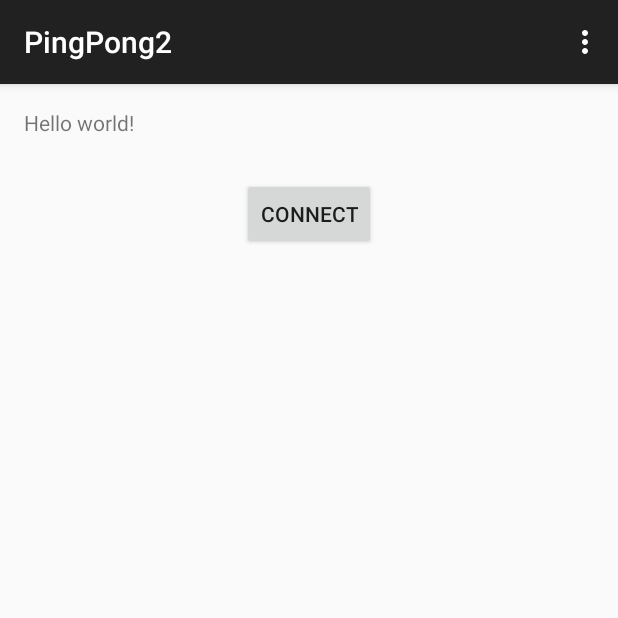
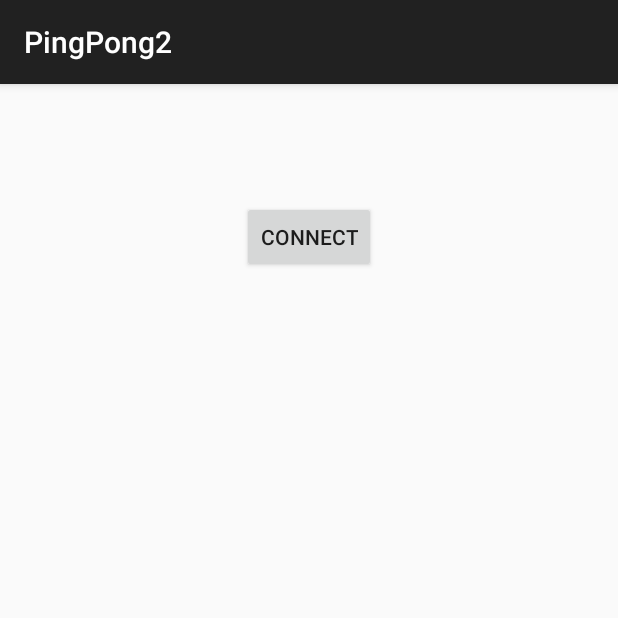
Before and after one commit to nakaken0629/PingPong2, an Android app: the screen it shows after launch (MainActivity), after a tap on "CONNECT", on a phone screen of 412 x 824 dp, the top half of it. Run offline under Robolectric (Android 15) with nearby library versions, the phone set to English and light mode, and no system bars.

Commit message:
不要なメニューを削除

```diff
--- a/app/src/main/java/com/itvirtuoso/pingpong2/client/app/MainActivity.java
+++ b/app/src/main/java/com/itvirtuoso/pingpong2/client/app/MainActivity.java
@@ -5,14 +5,11 @@ import android.os.Bundle;
 import android.support.v4.app.Fragment;
 import android.support.v7.app.ActionBarActivity;
 import android.view.LayoutInflater;
-import android.view.Menu;
-import android.view.MenuItem;
 import android.view.View;
 import android.view.ViewGroup;
 import android.widget.Button;
 
 import com.itvirtuoso.pingpong2.R;
-
 
 public class MainActivity extends ActionBarActivity {
     private static final String TAG = MainActivity.class.getName();
@@ -26,34 +23,6 @@ public class MainActivity extends ActionBarActivity {
                     .add(R.id.container, new PlaceholderFragment())
                     .commit();
         }
-    }
-
-
-    @Override
-    public boolean onCreateOptionsMenu(Menu menu) {
-        // Inflate the menu; this adds items to the action bar if it is present.
-        getMenuInflater().inflate(R.menu.menu_main, menu);
-        return true;
-    }
-
-    @Override
-    public boolean onOptionsItemSelected(MenuItem item) {
-        // Handle action bar item clicks here. The action bar will
-        // automatically handle clicks on the Home/Up button, so long
-        // as you specify a parent activity in AndroidManifest.xml.
-        int id = item.getItemId();
-
-        //noinspection SimplifiableIfStatement
-        if (id == R.id.action_settings) {
-            return true;
-        }
-
-        return super.onOptionsItemSelected(item);
-    }
-
-    public void connect() {
-        String host = getString(R.string.server_host);
-        int port = Integer.parseInt(getString(R.string.server_port));
     }
 
     /**
@@ -85,7 +54,7 @@ public class MainActivity extends ActionBarActivity {
         private class ConnectButtonClickListener implements View.OnClickListener {
             @Override
             public void onClick(View v) {
-                mActivity.connect();
+                /* TOOD */
             }
         }
     }
--- a/app/src/main/res/layout/fragment_main.xml
+++ b/app/src/main/res/layout/fragment_main.xml
@@ -6,17 +6,13 @@
     android:paddingBottom="@dimen/activity_vertical_margin"
     tools:context=".MainActivity$PlaceholderFragment">
 
-    <TextView android:text="@string/hello_world" android:layout_width="wrap_content"
-        android:layout_height="wrap_content"
-        android:id="@+id/textView" />
-
     <Button
         android:layout_width="wrap_content"
         android:layout_height="wrap_content"
         android:text="connect"
         android:id="@+id/connect_button"
-        android:layout_below="@+id/textView"
-        android:layout_centerHorizontal="true"
-        android:layout_marginTop="27dp" />
+        android:layout_marginTop="62dp"
+        android:layout_alignParentTop="true"
+        android:layout_centerHorizontal="true" />
 
 </RelativeLayout>
--- a/app/src/main/res/menu/menu_main.xml
+++ /dev/null
@@ -1,6 +0,0 @@
-<menu xmlns:android="http://schemas.android.com/apk/res/android"
-    xmlns:app="http://schemas.android.com/apk/res-auto"
-    xmlns:tools="http://schemas.android.com/tools" tools:context=".MainActivity">
-    <item android:id="@+id/action_settings" android:title="@string/action_settings"
-        android:orderInCategory="100" app:showAsAction="never" />
-</menu>
--- a/app/src/main/res/values/strings.xml
+++ b/app/src/main/res/values/strings.xml
@@ -2,8 +2,6 @@
 <resources>
 
     <string name="app_name">PingPong2</string>
-    <string name="hello_world">Hello world!</string>
-    <string name="action_settings">Settings</string>
 
     <string name="server_host">pingpong2.itvirtuoso.red</string>
     <string name="server_port">5000</string>
```
